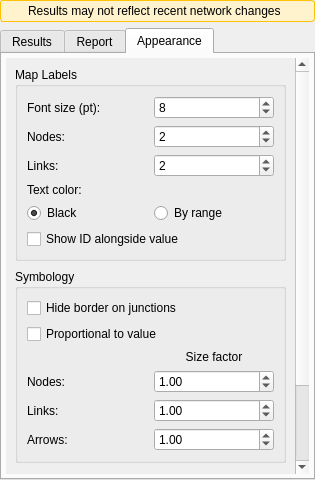
The window that ui/analysis/qgisred_results_dock.ui (qgisred/QGISRed) describes before a commit, drawn with Qt 5.
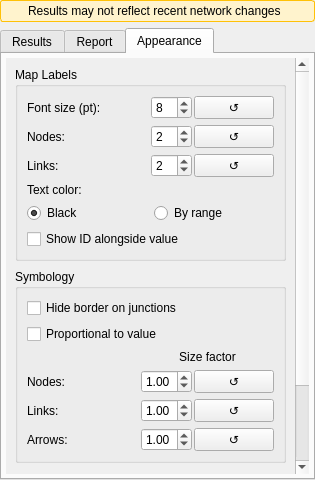
The same window after the commit. The open tabs and pages were chosen to show the change.

Commit message: Results: Add restores buttons

Patch:
```diff
--- a/ui/analysis/qgisred_results_dock.ui
+++ b/ui/analysis/qgisred_results_dock.ui
@@ -1181,6 +1181,11 @@
                 </widget>
                </item>
                <item row="0" column="1">
+                <layout class="QHBoxLayout" name="horizontalLayout_fontSize">
+                 <property name="spacing">
+                  <number>2</number>
+                 </property>
+                 <item>
                 <widget class="QSpinBox" name="spFontSize">
                  <property name="minimum">
                   <number>6</number>
@@ -1193,6 +1198,21 @@
                  </property>
                 </widget>
                </item>
+                 <item>
+                  <widget class="QPushButton" name="btResetFontSize">
+                   <property name="text">
+                    <string>↺</string>
+                   </property>
+                   <property name="toolTip">
+                    <string>Restore value</string>
+                   </property>
+                   <property name="maximumWidth">
+                    <number>24</number>
+                   </property>
+                  </widget>
+                 </item>
+                </layout>
+               </item>
                <item row="1" column="0">
                 <widget class="QLabel" name="lbNodeDecimals">
                  <property name="text">
@@ -1201,6 +1221,11 @@
                 </widget>
                </item>
                <item row="1" column="1">
+                <layout class="QHBoxLayout" name="horizontalLayout_nodeDecimals">
+                 <property name="spacing">
+                  <number>2</number>
+                 </property>
+                 <item>
                 <widget class="QSpinBox" name="spNodeDecimals">
                  <property name="minimum">
                   <number>0</number>
@@ -1213,6 +1238,21 @@
                  </property>
                 </widget>
                </item>
+                 <item>
+                  <widget class="QPushButton" name="btResetNodeDecimals">
+                   <property name="text">
+                    <string>↺</string>
+                   </property>
+                   <property name="toolTip">
+                    <string>Restore value</string>
+                   </property>
+                   <property name="maximumWidth">
+                    <number>24</number>
+                   </property>
+                  </widget>
+                 </item>
+                </layout>
+               </item>
                <item row="2" column="0">
                 <widget class="QLabel" name="lbLinkDecimals">
                  <property name="text">
@@ -1221,6 +1261,11 @@
                 </widget>
                </item>
                <item row="2" column="1">
+                <layout class="QHBoxLayout" name="horizontalLayout_linkDecimals">
+                 <property name="spacing">
+                  <number>2</number>
+                 </property>
+                 <item>
                 <widget class="QSpinBox" name="spLinkDecimals">
                  <property name="minimum">
                   <number>0</number>
@@ -1233,6 +1278,21 @@
                  </property>
                 </widget>
                </item>
+                 <item>
+                  <widget class="QPushButton" name="btResetLinkDecimals">
+                   <property name="text">
+                    <string>↺</string>
+                   </property>
+                   <property name="toolTip">
+                    <string>Restore value</string>
+                   </property>
+                   <property name="maximumWidth">
+                    <number>24</number>
+                   </property>
+                  </widget>
+                 </item>
+                </layout>
+               </item>
                <item row="3" column="0" colspan="2">
                 <widget class="QLabel" name="lbColorText">
                  <property name="text">
@@ -1309,6 +1369,11 @@
                 </widget>
                </item>
                <item row="3" column="1">
+                <layout class="QHBoxLayout" name="horizontalLayout_symbolFactor">
+                 <property name="spacing">
+                  <number>2</number>
+                 </property>
+                 <item>
                 <widget class="QDoubleSpinBox" name="dspSymbolFactor">
                  <property name="minimum">
                   <double>0.250000000000000</double>
@@ -1327,6 +1392,21 @@
                  </property>
                 </widget>
                </item>
+                 <item>
+                  <widget class="QPushButton" name="btResetSymbolFactor">
+                   <property name="text">
+                    <string>↺</string>
+                   </property>
+                   <property name="toolTip">
+                    <string>Restore value</string>
+                   </property>
+                   <property name="maximumWidth">
+                    <number>24</number>
+                   </property>
+                  </widget>
+                 </item>
+                </layout>
+               </item>
                <item row="4" column="0">
                 <widget class="QLabel" name="lbPipeFactor">
                  <property name="text">
@@ -1335,6 +1415,11 @@
                 </widget>
                </item>
                <item row="4" column="1">
+                <layout class="QHBoxLayout" name="horizontalLayout_pipeFactor">
+                 <property name="spacing">
+                  <number>2</number>
+                 </property>
+                 <item>
                 <widget class="QDoubleSpinBox" name="dspPipeFactor">
                  <property name="minimum">
                   <double>0.250000000000000</double>
@@ -1353,6 +1438,21 @@
                  </property>
                 </widget>
                </item>
+                 <item>
+                  <widget class="QPushButton" name="btResetPipeFactor">
+                   <property name="text">
+                    <string>↺</string>
+                   </property>
+                   <property name="toolTip">
+                    <string>Restore value</string>
+                   </property>
+                   <property name="maximumWidth">
+                    <number>24</number>
+                   </property>
+                  </widget>
+                 </item>
+                </layout>
+               </item>
                <item row="5" column="0">
                 <widget class="QLabel" name="lbArrowFactor">
                  <property name="text">
@@ -1361,6 +1461,11 @@
                 </widget>
                </item>
                <item row="5" column="1">
+                <layout class="QHBoxLayout" name="horizontalLayout_arrowFactor">
+                 <property name="spacing">
+                  <number>2</number>
+                 </property>
+                 <item>
                 <widget class="QDoubleSpinBox" name="dspArrowFactor">
                  <property name="minimum">
                   <double>0.250000000000000</double>
@@ -1379,6 +1484,21 @@
                  </property>
                 </widget>
                </item>
+                 <item>
+                  <widget class="QPushButton" name="btResetArrowFactor">
+                   <property name="text">
+                    <string>↺</string>
+                   </property>
+                   <property name="toolTip">
+                    <string>Restore value</string>
+                   </property>
+                   <property name="maximumWidth">
+                    <number>24</number>
+                   </property>
+                  </widget>
+                 </item>
+                </layout>
+               </item>
               </layout>
              </widget>
             </item>
```
Left out of the diff: 2 changed lines with no effect on the pictures. Lines whose indentation alone changed are shown as unchanged. The commit also changes 9 other files.
